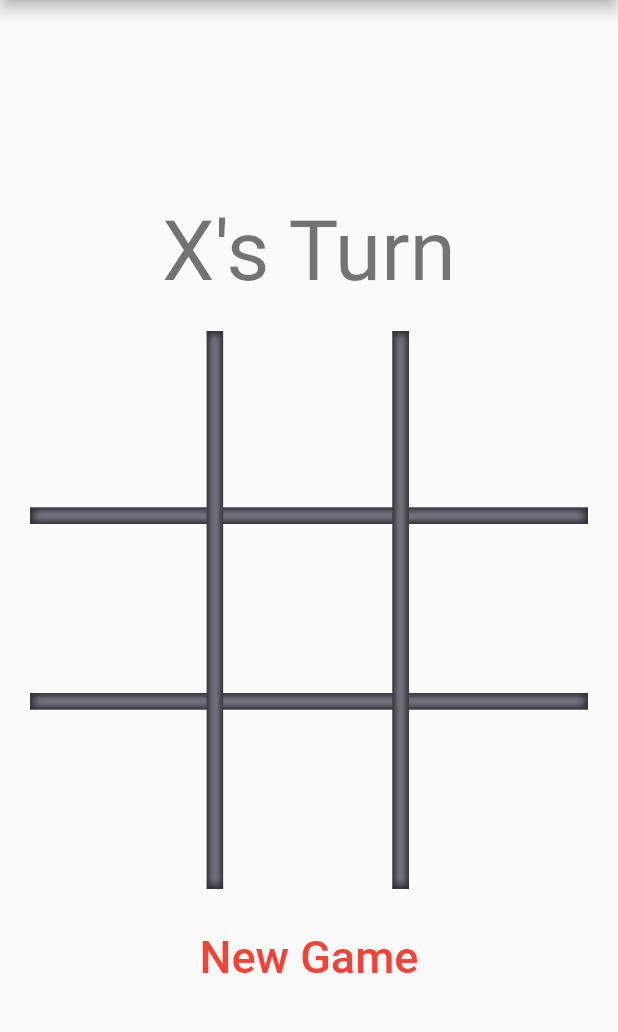
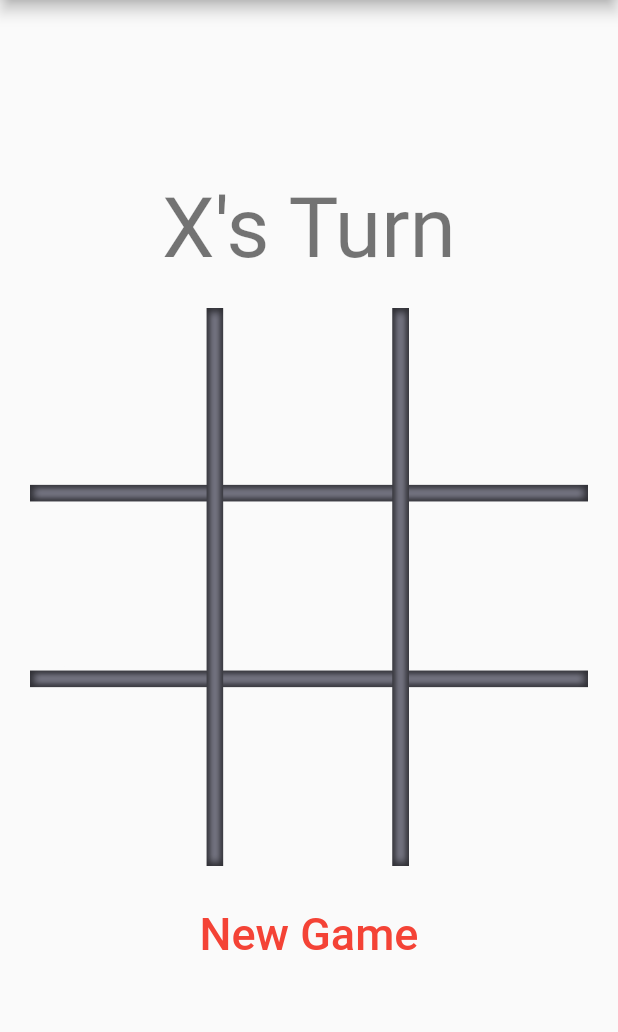
Before and after one commit to CSSE490-Flutter-Winter-2022-2023/Tic-Tac-Toe-App, a Flutter app: the screen it shows after launch, on a phone screen of 412 x 824 dp, the part 84-1116 px from its top. Run offline on Flutter 3.47's test engine with Material 2 defaults, Android fonts, the phone set to English and light mode, and no system bars; missing offline and left inert: test.

Commit message:
removing some unused layout things

```diff
--- a/tic_tac_toe/lib/main.dart
+++ b/tic_tac_toe/lib/main.dart
@@ -68,7 +68,7 @@ class _MyHomePageState extends State<MyHomePage> {
                     ? "assets/images/o.png"
                     : "assets/images/blank.png"),
             // style: TextStyle(fontSize: 90.0),
-              fit: BoxFit.fill),
+          ),
         ),
       );
     }
@@ -82,11 +82,7 @@ class _MyHomePageState extends State<MyHomePage> {
           aspectRatio: 2 / 3,
           child: Column(
             mainAxisAlignment: MainAxisAlignment.center,
-            mainAxisSize: MainAxisSize.min,
             children: <Widget>[
-              const SizedBox(
-                height: 30.0,
-              ),
               Text(
                 gameStateString,
                 style: Theme.of(context).textTheme.headline2,
@@ -99,12 +95,10 @@ class _MyHomePageState extends State<MyHomePage> {
                     decoration: const BoxDecoration(
                       image: DecorationImage(
                         image: AssetImage("assets/images/board.png"),
-                          fit: BoxFit.fill),
                       ),
-                    child: Expanded(
+                    ),
                     child: GridView.count(
                       primary: false,
-                        physics: const NeverScrollableScrollPhysics(),
                       crossAxisSpacing: 20.0,
                       mainAxisSpacing: 20.0,
                       crossAxisCount: 3,
@@ -113,11 +107,6 @@ class _MyHomePageState extends State<MyHomePage> {
                   ),
                 ),
               ),
-              ),
-              Row(
-                mainAxisAlignment: MainAxisAlignment.center,
-                crossAxisAlignment: CrossAxisAlignment.end,
-                children: [
               TextButton(
                 onPressed: () {
                   setState(() {
@@ -130,8 +119,6 @@ class _MyHomePageState extends State<MyHomePage> {
                 ),
               ),
             ],
-              )
-            ],
           ),
         ),
       ),
```
Lines whose indentation alone changed are shown as unchanged.
